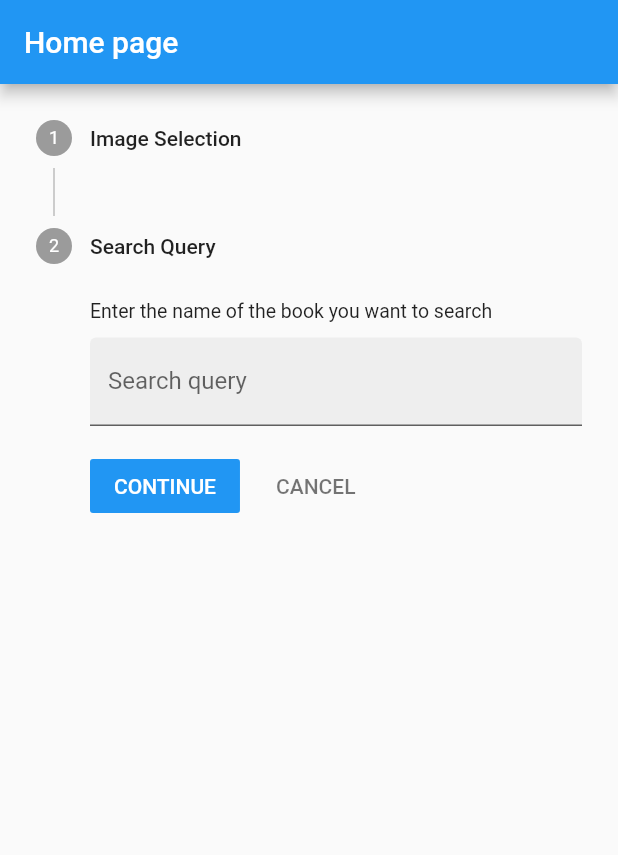
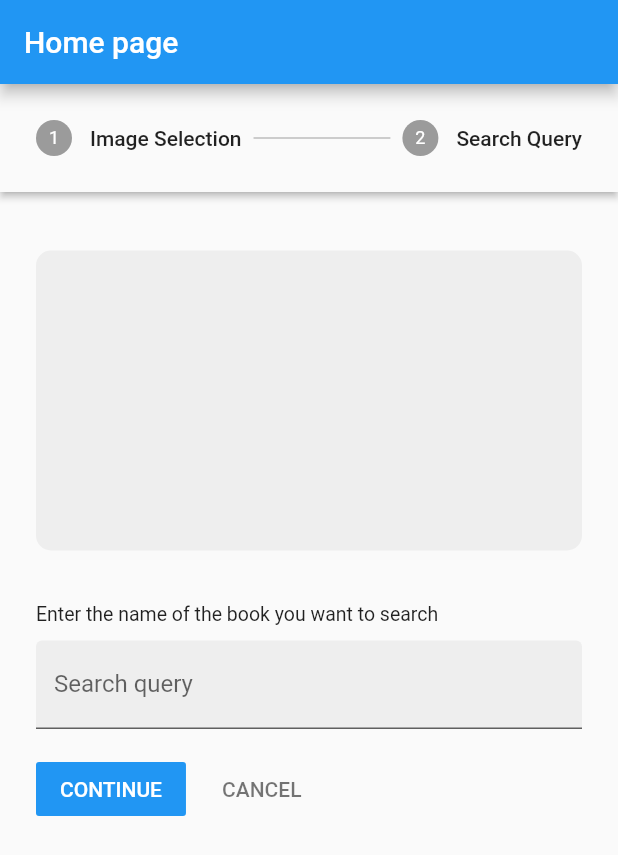
Before and after one commit to Husain-Jinia/Flutter-book-search-digitization, a Flutter app: the screen it shows after launch, after a tap on an icon or button, on a phone screen of 412 x 824 dp. Shown: the top 855 px of the screen. Run offline on Flutter 3.47's test engine with Material 2 defaults, Android fonts, the phone set to English and light mode, and no system bars; our stand-ins replace image_picker, shared_preferences; network calls fail.

Commit message:
Updated home page UI

```diff
--- a/lib/screens/home.dart
+++ b/lib/screens/home.dart
@@ -35,7 +35,7 @@ class _HomePageState extends State<HomePage> {
         title: const Text("Home page"),
       ),
       body: Stepper(
-        type:StepperType.vertical,
+        type:StepperType.horizontal,
         currentStep: _index,
         onStepCancel: () {
           if (_index > 0) {
--- a/lib/screens/result.dart
+++ b/lib/screens/result.dart
@@ -58,7 +58,7 @@ class _ResultPageState extends State<ResultPage> {
                 const SizedBox(height:20),
                 Container(
                   padding: const EdgeInsets.only(left: 5),
-                  child: const Text("Suggestions", style: TextStyle(fontSize: 15),)
+                  child: const Text("Related books", style: TextStyle(fontSize: 15),)
                 ),
                 const SizedBox(height: 10,),
                 SingleChildScrollView(
--- a/lib/widgets/search_text_form.dart
+++ b/lib/widgets/search_text_form.dart
@@ -20,6 +20,16 @@ class _SearchTextFieldState extends State<SearchTextField> {
       mainAxisAlignment: MainAxisAlignment.start,
       crossAxisAlignment: CrossAxisAlignment.start,
       children: [
+        const SizedBox(height: 15,),
+        Container(
+          height: 200,
+          width: 400,
+          decoration: BoxDecoration(
+            color: Colors.grey[200],
+            borderRadius: BorderRadius.circular(10)
+          ),
+        ),
+        SizedBox(height: 35,),
         const Text("Enter the name of the book you want to search", style: TextStyle(fontSize: 13),),
         const SizedBox(height: 10,),
         TextFormField(
```
